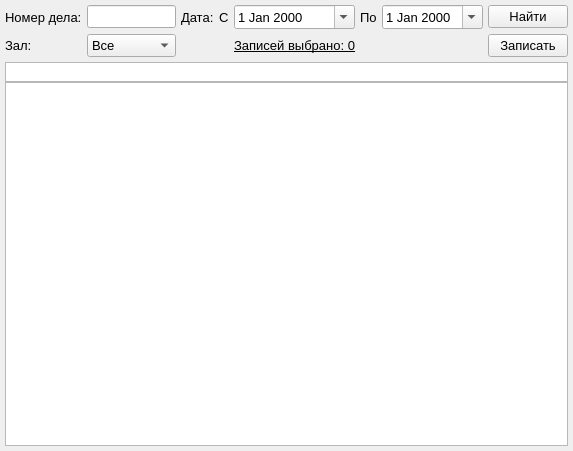
First picture: the form in assets/cases_menu.ui, repository DimulyaPlay/SRSFemidaConvertAndBurnToCD, before the edit.
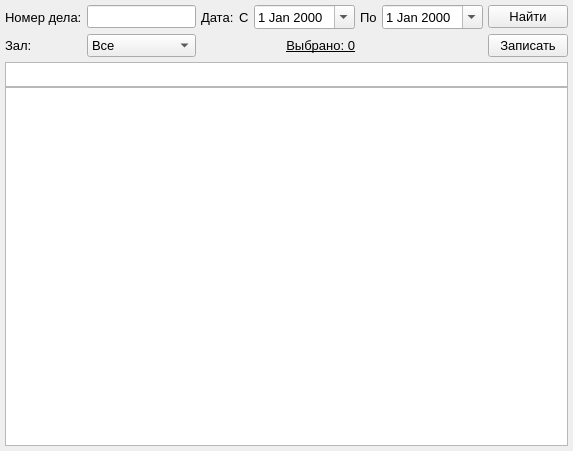
Second picture: the form after the edit. Custom widgets are drawn as their Qt base class.

```diff
--- a/assets/cases_menu.ui
+++ b/assets/cases_menu.ui
@@ -88,7 +88,7 @@
        </widget>
       </item>
       <item row="2" column="1">
-       <widget class="CheckableComboBox" name="comboBox_courtrooms">
+       <widget class="QComboBox" name="comboBox_cr">
         <property name="sizePolicy">
          <sizepolicy hsizetype="Expanding" vsizetype="Fixed">
           <horstretch>0</horstretch>
@@ -172,6 +172,12 @@
       </item>
       <item row="0" column="5">
        <widget class="QDateEdit" name="dateEdit_from">
+        <property name="sizePolicy">
+         <sizepolicy hsizetype="MinimumExpanding" vsizetype="Fixed">
+          <horstretch>0</horstretch>
+          <verstretch>0</verstretch>
+         </sizepolicy>
+        </property>
         <property name="font">
          <font>
           <pointsize>10</pointsize>
@@ -218,7 +224,7 @@
          <cursorShape>PointingHandCursor</cursorShape>
         </property>
         <property name="text">
-         <string>Записей выбрано: 0</string>
+         <string>Выбрано: 0</string>
         </property>
         <property name="alignment">
          <set>Qt::AlignRight|Qt::AlignTrailing|Qt::AlignVCenter</set>
@@ -232,7 +238,7 @@
       <property name="maximumSize">
        <size>
         <width>16777215</width>
-        <height>20</height>
+        <height>25</height>
        </size>
       </property>
      </widget>
@@ -243,13 +249,6 @@
    </layout>
   </widget>
  </widget>
- <customwidgets>
-  <customwidget>
-   <class>CheckableComboBox</class>
-   <extends>QComboBox</extends>
-   <header>checkablecombobox.h</header>
-  </customwidget>
- </customwidgets>
  <resources/>
  <connections/>
 </ui>
```
Left out of the diff: 6 changed lines with no effect on the pictures.
